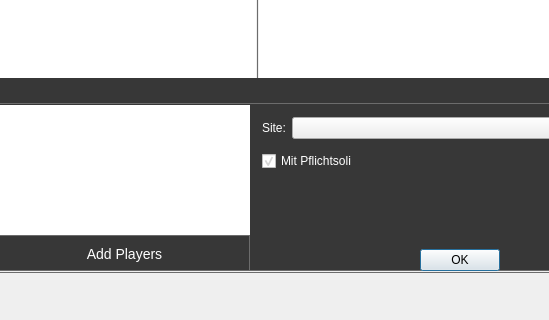
Old version of the form src/ui/game/gamewindow.ui in the repository lbproductions/psnewmodel; both pictures show x 0 to 549 and y 133 to 453 of the 800 by 600 pixel window.
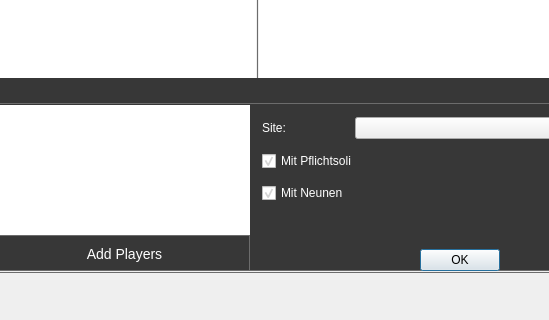
New version of the form. Icons and pictures are not drawn. Custom widgets are drawn as their Qt base class.

What changed in the file:
```diff
--- a/src/ui/game/gamewindow.ui
+++ b/src/ui/game/gamewindow.ui
@@ -318,6 +318,16 @@
                    </property>
                   </widget>
                  </item>
+                 <item row="3" column="0">
+                  <widget class="QCheckBox" name="checkBoxMitNeunen">
+                   <property name="text">
+                    <string>Mit Neunen</string>
+                   </property>
+                   <property name="checked">
+                    <bool>true</bool>
+                   </property>
+                  </widget>
+                 </item>
                 </layout>
                </item>
                <item>
```
Left out of the diff: 4 changed lines with no effect on the pictures.
